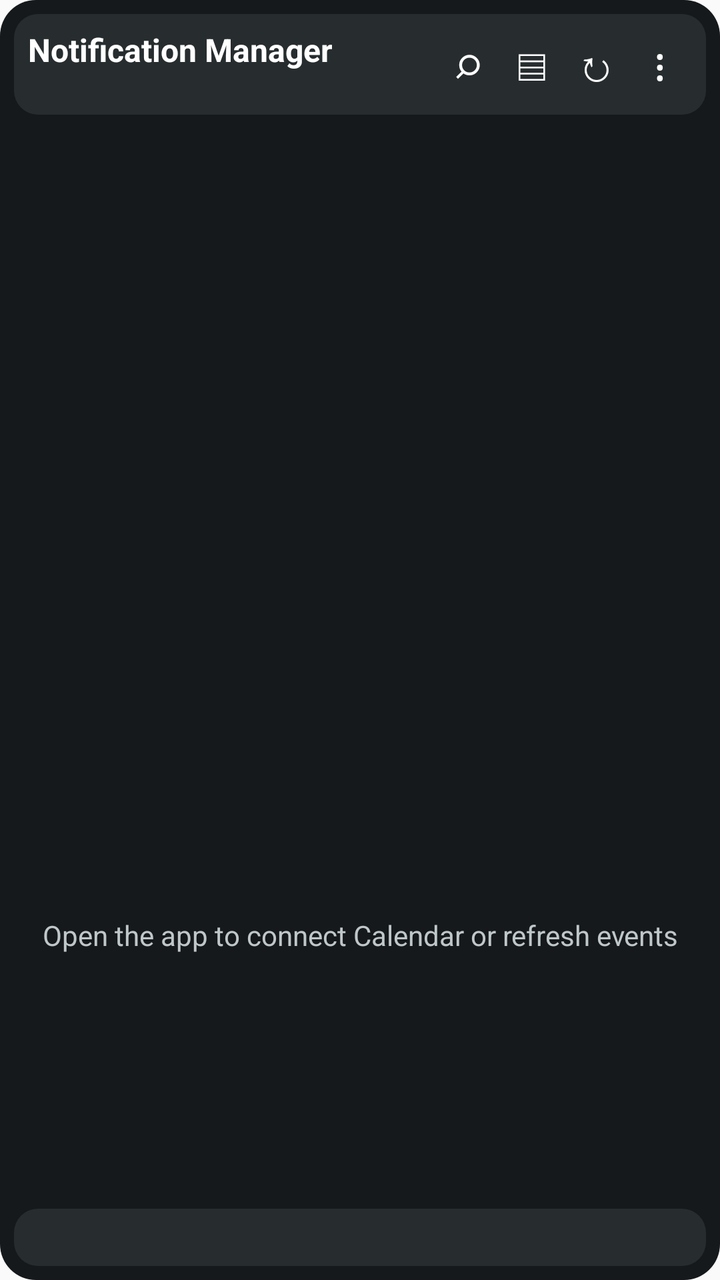
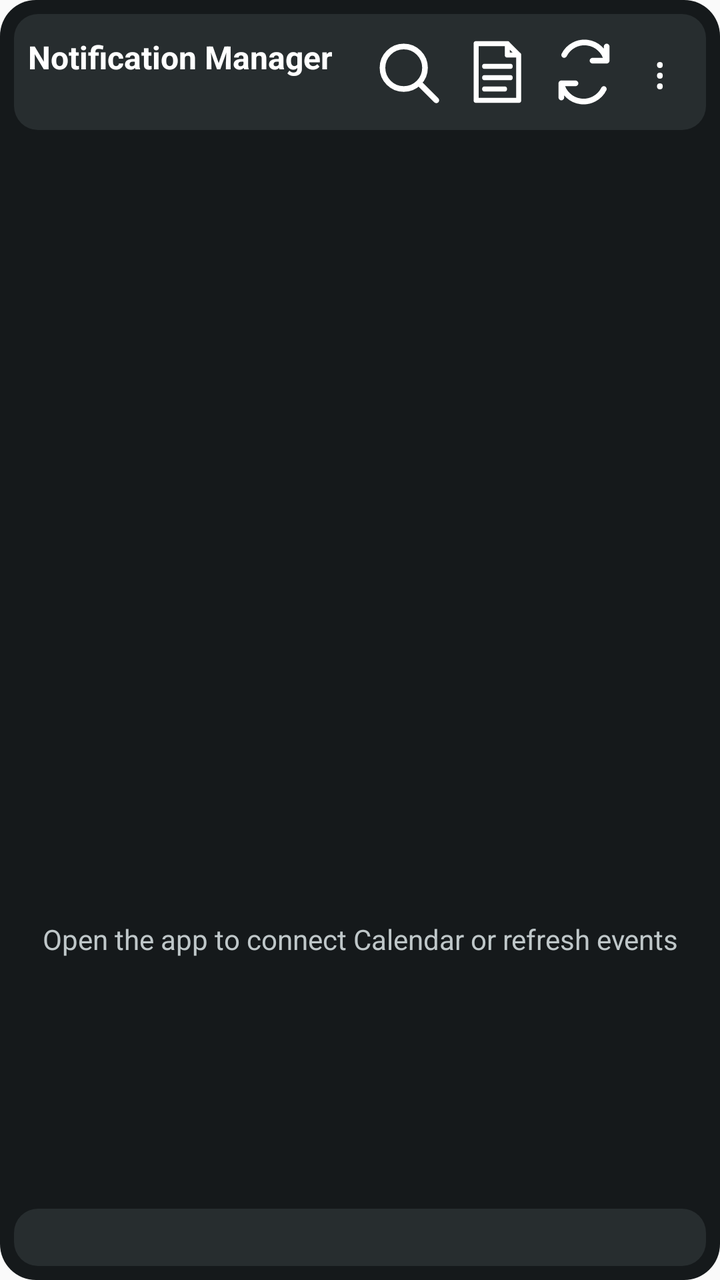

Two renders of the same Android screen: before a commit and after it. Below are the layout's source before the change and the commit's diff.
<!-- AndroidManifest.xml: application theme Theme.NotificationManager -->
<!-- res/layout/notification_widget.xml -->
<?xml version="1.0" encoding="utf-8"?>
<LinearLayout xmlns:android="http://schemas.android.com/apk/res/android"
    android:layout_width="match_parent"
    android:layout_height="match_parent"
    android:orientation="vertical"
    android:background="@drawable/widget_background"
    android:padding="7dp">
    <LinearLayout
        android:layout_width="match_parent"
        android:layout_height="wrap_content"
        android:gravity="center_vertical"
        android:background="@drawable/widget_panel"
        android:padding="7dp">
        <LinearLayout
            android:layout_width="0dp"
            android:layout_height="wrap_content"
            android:layout_weight="1"
            android:orientation="vertical">
            <TextView
                android:id="@+id/widget_title"
                android:layout_width="match_parent"
                android:layout_height="wrap_content"
                android:text="Notification Manager"
                android:textColor="#FFFFFF"
                android:textStyle="bold"
                android:textSize="16sp" />
            <TextView
                android:id="@+id/widget_clock"
                android:layout_width="match_parent"
                android:layout_height="wrap_content"
                android:textColor="#BFC7C9"
                android:textSize="11sp"
                android:maxLines="1" />
        </LinearLayout>
        <TextView android:id="@+id/widget_search" style="@style/WidgetHeaderButton" android:text="⌕" android:contentDescription="Search in app" />
        <TextView android:id="@+id/widget_real_events" style="@style/WidgetHeaderButton" android:text="▤" android:contentDescription="Filter real events" />
        <TextView android:id="@+id/widget_refresh" style="@style/WidgetHeaderButton" android:text="↻" android:contentDescription="Refresh on Wi-Fi" />
        <TextView android:id="@+id/widget_menu" style="@style/WidgetHeaderButton" android:text="⋮" android:contentDescription="Open settings in app" />
    </LinearLayout>
    <ListView
        android:id="@+id/widget_list"
        android:layout_width="match_parent"
        android:layout_height="0dp"
        android:layout_weight="1"
        android:divider="@android:color/transparent"
        android:dividerHeight="5dp"
        android:paddingTop="5dp" />
    <TextView
        android:id="@+id/widget_empty"
        android:layout_width="match_parent"
        android:layout_height="0dp"
        android:layout_weight="1"
        android:gravity="center"
        android:text="Open the app to connect Calendar or refresh events"
        android:textColor="#BFC7C9" />
    <LinearLayout
        android:layout_width="match_parent"
        android:layout_height="wrap_content"
        android:gravity="center_vertical"
        android:background="@drawable/widget_panel"
        android:padding="7dp">
        <TextView
            android:id="@+id/widget_status"
            android:layout_width="0dp"
            android:layout_height="wrap_content"
            android:layout_weight="1"
            android:textColor="#FF9890"
            android:textSize="11sp"
            android:maxLines="1" />
        <TextView
            android:id="@+id/widget_count"
            android:layout_width="wrap_content"
            android:layout_height="wrap_content"
            android:textColor="#D6DDDF"
            android:textSize="11sp" />
    </LinearLayout>
</LinearLayout>
<!-- resources referenced by this layout -->
<resources>
  <!-- drawable widget_background (drawable) -->
  <?xml version="1.0" encoding="utf-8"?>
  <shape xmlns:android="http://schemas.android.com/apk/res/android">
      <solid android:color="#15191B" />
      <corners android:radius="18dp" />
  </shape>
  <!-- drawable widget_panel (drawable) -->
  <?xml version="1.0" encoding="utf-8"?>
  <shape xmlns:android="http://schemas.android.com/apk/res/android">
      <solid android:color="#272D2F" />
      <corners android:radius="12dp" />
  </shape>
  <style name="WidgetHeaderButton">
          <item name="android:layout_width">32dp</item>
          <item name="android:layout_height">36dp</item>
          <item name="android:gravity">center</item>
          <item name="android:textColor">#FFFFFF</item>
          <item name="android:textSize">22sp</item>
      </style>
  <style name="Theme.NotificationManager" parent="android:Theme.Material.Light.NoActionBar" />
</resources>

<!-- the commit's change to res/layout/notification_widget.xml (unified diff, before → after) -->
@@ -32,9 +32,9 @@
                 android:textSize="11sp"
                 android:maxLines="1" />
         </LinearLayout>
-        <TextView android:id="@+id/widget_search" style="@style/WidgetHeaderButton" android:text="⌕" android:contentDescription="Search in app" />
-        <TextView android:id="@+id/widget_real_events" style="@style/WidgetHeaderButton" android:text="▤" android:contentDescription="Filter real events" />
-        <TextView android:id="@+id/widget_refresh" style="@style/WidgetHeaderButton" android:text="↻" android:contentDescription="Refresh on Wi-Fi" />
+        <ImageView android:id="@+id/widget_search" style="@style/WidgetHeaderIcon" android:src="@drawable/widget_search_icon" android:contentDescription="Search in app" />
+        <ImageView android:id="@+id/widget_real_events" style="@style/WidgetHeaderIcon" android:src="@drawable/widget_page_icon" android:contentDescription="Filter real events" />
+        <ImageView android:id="@+id/widget_refresh" style="@style/WidgetHeaderIcon" android:src="@drawable/widget_refresh_icon" android:contentDescription="Refresh on Wi-Fi" />
         <TextView android:id="@+id/widget_menu" style="@style/WidgetHeaderButton" android:text="⋮" android:contentDescription="Open settings in app" />
     </LinearLayout>
     <ListView
<!-- resource entries referenced after the edit -->
@@ -6,12 +6,36 @@
       <solid android:color="#15191B" />
       <corners android:radius="18dp" />
   </shape>
+  <!-- drawable widget_page_icon (drawable) -->
+  <vector xmlns:android="http://schemas.android.com/apk/res/android"
+      android:width="34dp" android:height="34dp"
+      android:viewportWidth="24" android:viewportHeight="24">
+      <path android:pathData="M5,2 L16,2 L20,6 L20,22 L5,22 Z M16,2 L16,6 L20,6 M8,10 L17,10 M8,14 L17,14 M8,18 L15,18"
+          android:fillColor="@android:color/transparent" android:strokeColor="#FFFFFF"
+          android:strokeWidth="1.8" android:strokeLineCap="round" android:strokeLineJoin="round" />
+  </vector>
   <!-- drawable widget_panel (drawable) -->
   <?xml version="1.0" encoding="utf-8"?>
   <shape xmlns:android="http://schemas.android.com/apk/res/android">
       <solid android:color="#272D2F" />
       <corners android:radius="12dp" />
   </shape>
+  <!-- drawable widget_refresh_icon (drawable) -->
+  <vector xmlns:android="http://schemas.android.com/apk/res/android"
+      android:width="34dp" android:height="34dp"
+      android:viewportWidth="24" android:viewportHeight="24">
+      <path android:pathData="M20,8 A8,8 0,0 0,5 6 M4,16 A8,8 0,0 0,19 18 M20,3 L20,8 L15,8 M4,21 L4,16 L9,16"
+          android:fillColor="@android:color/transparent" android:strokeColor="#FFFFFF"
+          android:strokeWidth="2" android:strokeLineCap="round" android:strokeLineJoin="round" />
+  </vector>
+  <!-- drawable widget_search_icon (drawable) -->
+  <vector xmlns:android="http://schemas.android.com/apk/res/android"
+      android:width="34dp" android:height="34dp"
+      android:viewportWidth="24" android:viewportHeight="24">
+      <path android:pathData="M10.5,3 A7.5,7.5 0,1 1,10.5 18 A7.5,7.5 0,1 1,10.5 3 M16,16 L22,22"
+          android:fillColor="@android:color/transparent" android:strokeColor="#FFFFFF"
+          android:strokeWidth="2" android:strokeLineCap="round" />
+  </vector>
   <style name="WidgetHeaderButton">
           <item name="android:layout_width">32dp</item>
           <item name="android:layout_height">36dp</item>
@@ -19,6 +43,12 @@
           <item name="android:textColor">#FFFFFF</item>
           <item name="android:textSize">22sp</item>
       </style>
+  <style name="WidgetHeaderIcon">
+          <item name="android:layout_width">44dp</item>
+          <item name="android:layout_height">44dp</item>
+          <item name="android:padding">5dp</item>
+          <item name="android:scaleType">fitCenter</item>
+      </style>
   <style name="Theme.NotificationManager" parent="android:Theme.Material.Light.NoActionBar" />
 </resources>
 
